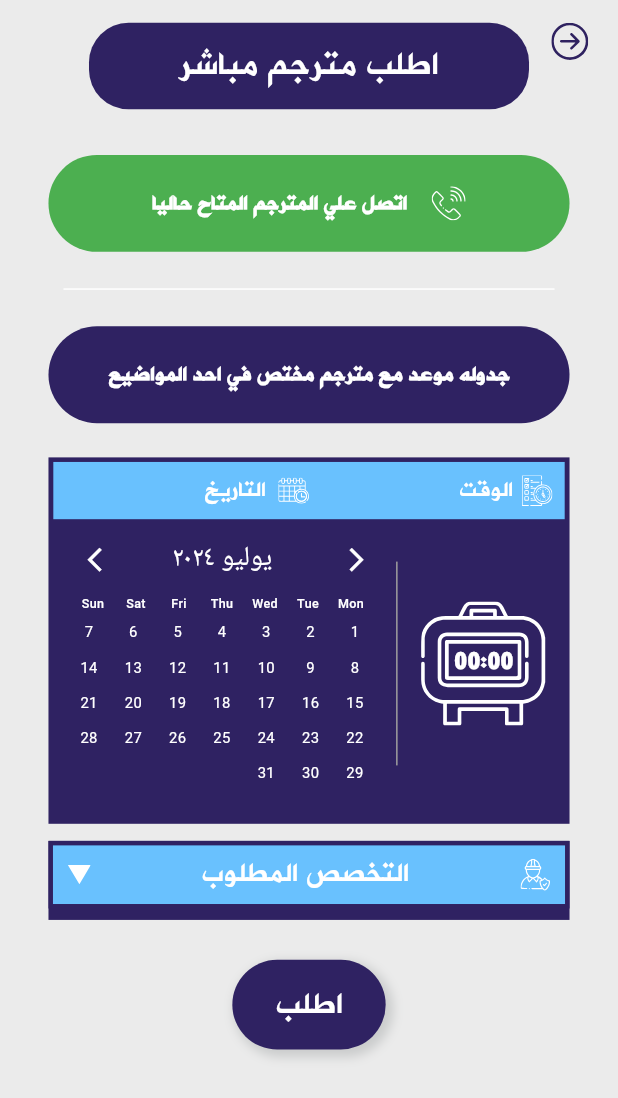
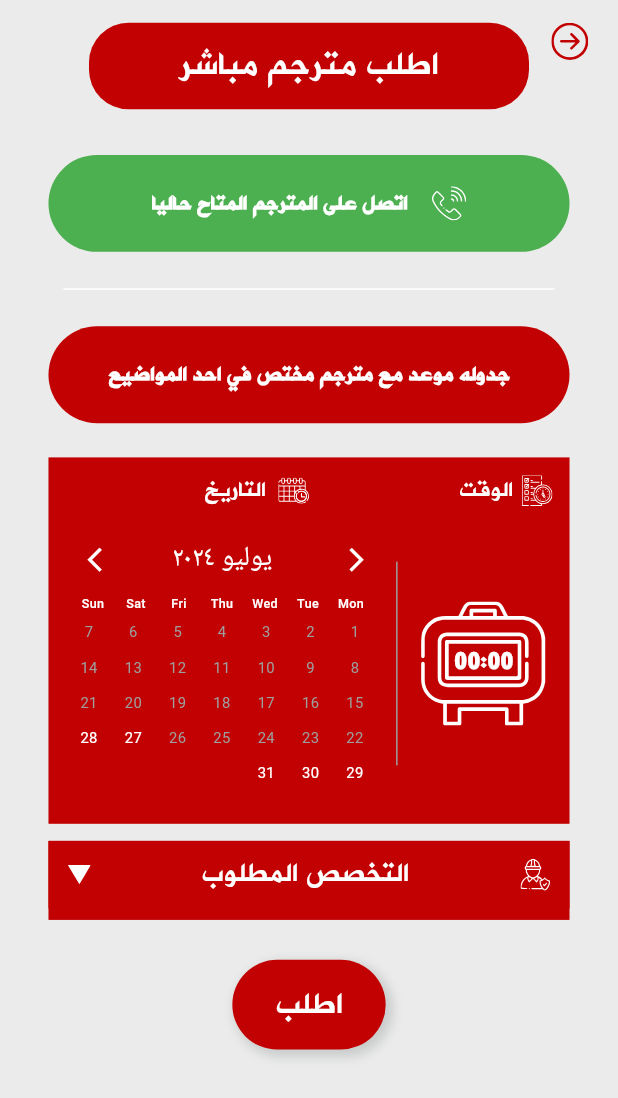
Before and after one commit to Ahmed-Fayez-01/kolayca, a Flutter app: the HowToRequestTranslatorView screen opened by its route, on a phone screen of 412 x 824 dp. Shown: the top 1098 px of the screen. Run offline on Flutter 3.47's test engine with Material 3 defaults, Android fonts, the light colour scheme and no system bars; our stand-ins replace bloc, cached_network_image, carousel_slider, dartz, dio, easy_localization and 14 more; missing offline and left inert: zego_uikit_prebuilt_call, zego_uikit_signaling_plugin; network calls fail; project files that could hold a hidden picture were left out.

Commit message:
some chabges

```diff
--- a/lib/core/language/ar.json
+++ b/lib/core/language/ar.json
@@ -37,7 +37,7 @@
   "saveChanges": "حفظ التعديلات",
 
   "requestTranslator": "اطلب مترجم مباشر",
-  "callAvailableTranslator": "اتصل علي المترجم المتاح حاليا",
+  "callAvailableTranslator": "اتصل على المترجم المتاح حاليا",
   "scheduleAppointmentWithTranslator": "جدوله موعد مع مترجم مختص في احد المواضيع",
   "mustFillAllFields": "يجب تحديد جميع الحقول",
   "time": "الوقت",
--- a/lib/core/shared_widgets/custem_header_widget.dart
+++ b/lib/core/shared_widgets/custem_header_widget.dart
@@ -1,5 +1,4 @@
 import 'package:flutter/material.dart';
-import 'package:flutter_screenutil/flutter_screenutil.dart';
 import 'package:flutter_svg/flutter_svg.dart';
 import 'package:kolayca/core/utils/colors/app_color.dart';
 import 'package:kolayca/core/utils/text_styles/app_text_style.dart';
@@ -61,6 +60,7 @@
                     child: SvgPicture.asset(
                       Assets.back,
                       width: MediaQuery.of(context).size.height * .03,
+                      color: AppColor.deebPlue,
                     ))),
         ],
       ),
--- a/lib/core/utils/colors/app_color.dart
+++ b/lib/core/utils/colors/app_color.dart
@@ -2,7 +2,7 @@
 
 class AppColor {
   static Color deebGrey = const Color(0xffbac7e8384);
-  static const Color deebPlue = Color(0xff2F2262);
-  static Color plueLight = const Color(0xff69C1FE);
+  static const Color deebPlue = Color(0xffC20102);
+  static Color plueLight = const Color(0xffC20102); //0xff69C1FE
   static Color ofWhight = const Color(0xffEBEBEB);
 }
--- a/lib/features/home/data/models/home_data_model.dart
+++ b/lib/features/home/data/models/home_data_model.dart
@@ -3,9 +3,7 @@
   List<Data>? data;
   bool? status;
   int? statusCode;
-  String? logo;
   HomeDataModel.fromJson(Map<String, dynamic> json) {
-    logo = json['logo'];
     message = json['message'];
     if (json['data'] != null) {
       data = <Data>[];
--- a/lib/features/home/data/models/slider_model.dart
+++ b/lib/features/home/data/models/slider_model.dart
@@ -3,8 +3,10 @@
   List<Data>? data;
   bool? status;
   int? statusCode;
+  String? logo;
 
   SliderModel.fromJson(Map<String, dynamic> json) {
+    logo = json['logo'];
     message = json['message'];
     if (json['data'] != null) {
       data = <Data>[];
--- a/lib/features/home/presentation/view_model/get_slider_cubit/get_slider_cubit.dart
+++ b/lib/features/home/presentation/view_model/get_slider_cubit/get_slider_cubit.dart
@@ -1,7 +1,5 @@
 import 'package:bloc/bloc.dart';
-import 'package:flutter/cupertino.dart';
-import 'package:kolayca/features/home/data/models/home_data_model.dart';
-
+import 'package:kolayca/features/home/data/models/slider_model.dart';
 import '../../../data/repo/auth_repo.dart';
 
 part 'get_slider_state.dart';
@@ -13,7 +11,7 @@
   List<String> sliderImages = [];
   Future<void> getSliderData() async {
     emit(GetSliderDataLoadingState());
-    var result = await homeRepo!.getHomeData();
+    var result = await homeRepo!.getSlidersData();
 
     return result.fold((failure) {
       emit(GetSliderDataErrorState(failure.errMessage));
--- a/lib/features/home/presentation/view_model/get_slider_cubit/get_slider_state.dart
+++ b/lib/features/home/presentation/view_model/get_slider_cubit/get_slider_state.dart
@@ -1,6 +1,5 @@
 part of 'get_slider_cubit.dart';
 
-@immutable
 abstract class GetSliderDataState {}
 
 class GetSliderDataInitial extends GetSliderDataState {}
@@ -8,7 +7,7 @@
 class GetSliderDataLoadingState extends GetSliderDataState {}
 
 class GetSliderDataSuccessState extends GetSliderDataState {
-  final HomeDataModel model;
+  final SliderModel model;
 
   GetSliderDataSuccessState(this.model);
 }
--- a/lib/features/how_to_request _translator/presentation/widget/spcial_req.dart
+++ b/lib/features/how_to_request _translator/presentation/widget/spcial_req.dart
@@ -173,8 +173,8 @@
         specialization.title ?? '',
         style: AppTextStyle.aljazeera400Style24.copyWith(
             fontSize: 22.sp,
-            color: isSelected ? AppColor.plueLight : Colors.white,
-            decorationColor: AppColor.plueLight,
+            color: isSelected ? Color(0xff69C1FE) : Colors.white,
+            decorationColor: Color(0xff69C1FE),
             decoration: isSelected ? TextDecoration.underline : null),
       ),
     );
--- a/lib/features/how_to_request _translator/presentation/widget/table_cle.dart
+++ b/lib/features/how_to_request _translator/presentation/widget/table_cle.dart
@@ -1,6 +1,6 @@
+import 'package:easy_localization/easy_localization.dart';
 import 'package:flutter/material.dart';
 import 'package:flutter_screenutil/flutter_screenutil.dart';
-import 'package:intl/intl.dart';
 import 'package:kolayca/core/utils/colors/app_color.dart';
 
 class TableCalendar extends StatefulWidget {
@@ -63,7 +63,7 @@
           ),
         ),
         Text(
-          DateFormat.yMMMM().format(_selectedDate),
+          DateFormat.yMMMM(context.locale.languageCode).format(_selectedDate),
           style: TextStyle(
             fontSize: 24.sp, // Smaller font size
             color: Colors.white,
@@ -130,8 +130,10 @@
               _selectedDay!.day == day &&
               _selectedDay!.month == _selectedDate.month &&
               _selectedDay!.year == _selectedDate.year;
+          final bool isBeforeToday = date.isBefore(DateTime.now()) &&
+              date.difference(DateTime.now()).inDays != 0;
           return GestureDetector(
-            onTap: () => _selectDay(date),
+            onTap: isBeforeToday ? null : () => _selectDay(date),
             child: Container(
               alignment: Alignment.center,
               padding: EdgeInsets.only(top: 1.h),
@@ -149,7 +151,11 @@
               child: Text(
                 '$day',
                 style: TextStyle(
-                  color: isSelected ? Colors.black : Colors.white,
+                  color: isBeforeToday
+                      ? Colors.grey
+                      : isSelected
+                          ? Colors.black
+                          : Colors.white,
                   fontWeight: isSelected ? FontWeight.bold : FontWeight.w400,
                   fontSize: 13.sp,
                 ),
--- a/lib/features/profile/presentation/view/profile_view.dart
+++ b/lib/features/profile/presentation/view/profile_view.dart
@@ -89,6 +89,7 @@
                                             .profileImage ==
                                         null
                                     ? Image.asset(Assets.imagesFileimage,
+                                        color: AppColor.deebPlue,
                                         height:
                                             MediaQuery.of(context).size.width *
                                                 0.25)
--- a/lib/features/profile/presentation/widget/personal_data.dart
+++ b/lib/features/profile/presentation/widget/personal_data.dart
@@ -1,6 +1,7 @@
 import 'package:flutter/material.dart';
 import 'package:flutter_screenutil/flutter_screenutil.dart';
 import 'package:flutter_svg/svg.dart';
+import 'package:kolayca/core/utils/colors/app_color.dart';
 import 'package:kolayca/core/utils/constants.dart';
 import 'package:kolayca/core/utils/text_styles/app_text_style.dart';
 
@@ -18,7 +19,10 @@
     return Row(
       crossAxisAlignment: CrossAxisAlignment.start,
       children: [
-        SvgPicture.asset(image),
+        SvgPicture.asset(
+          image,
+          color: AppColor.plueLight,
+        ),
         SizedBox(width: AppConstants.width10(context)),
         Expanded(
           child: Text(
--- a/pubspec.yaml
+++ b/pubspec.yaml
@@ -30,8 +30,6 @@
 dependencies:
   flutter:
     sdk: flutter
-
-
   # The following adds the Cupertino Icons font to your application.
   # Use with the CupertinoIcons class for iOS style icons.
   cupertino_icons: ^1.0.8
@@ -58,8 +56,8 @@
   loading_animation_widget: ^1.2.1
   equatable: ^2.0.5
   flutter_html: ^3.0.0-beta.2
-  zego_uikit_prebuilt_call: ^4.14.3
-  zego_uikit_signaling_plugin: ^2.8.2
+  zego_uikit_prebuilt_call: ^4.14.2
+#  zego_uikit_signaling_plugin: ^2.8.2
   flutter_dotenv: ^5.1.0
 
 dev_dependencies:
```
Also changed, not shown: lib/core/utils/services/remote_services/zego_cloud_service.dart (+8 -1 lines), lib/features/auth/presentation/view/sign_in_view.dart (+3 -4 lines), lib/features/auth/presentation/view/sign_up_view.dart (+13 -3 lines), pubspec.lock.
